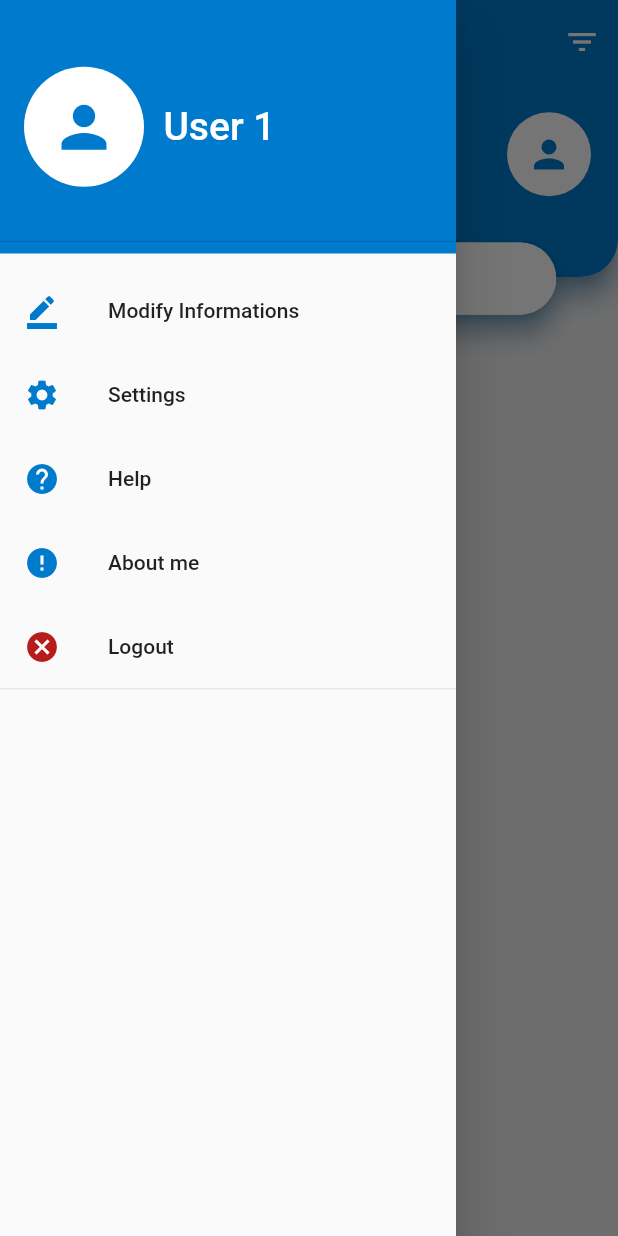
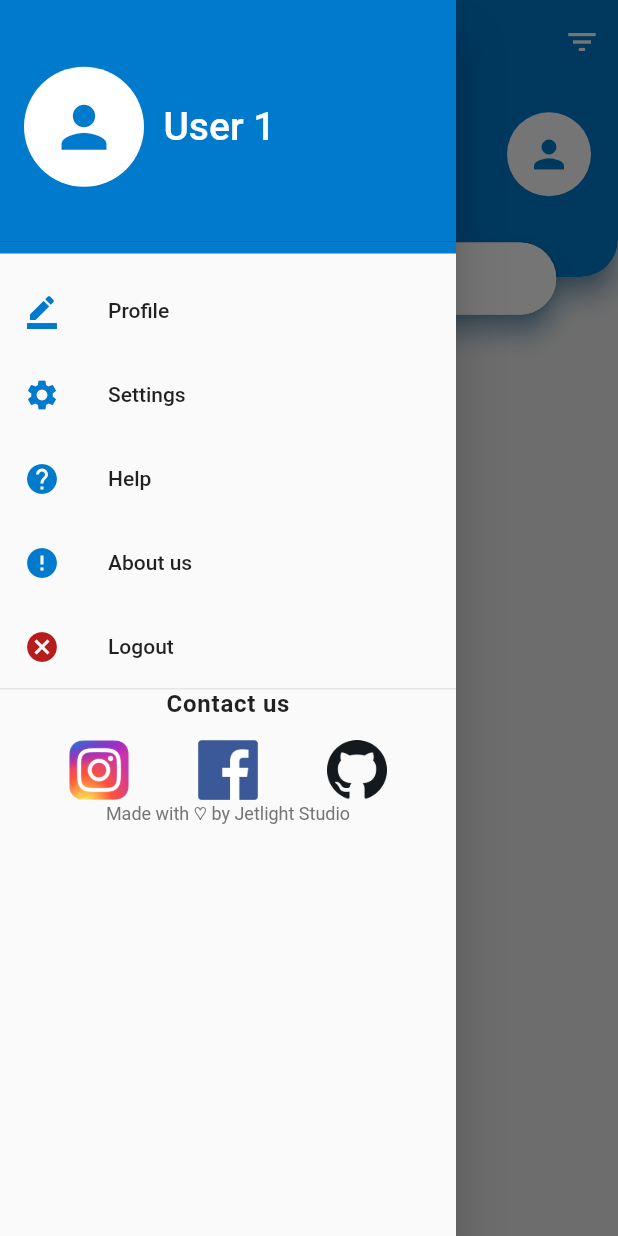
Before and after one commit to icegriffinguru/flutter-android-eshop, a Flutter app: the screen it shows after launch, with the side drawer open, on a phone screen of 412 x 824 dp. Run offline on Flutter 3.47's test engine with Material 2 defaults, Android fonts, the phone set to English and light mode, and no system bars; our stand-ins replace auto_size_text; network calls fail.

Commit message:
update design and adding assets

```diff
--- a/lib/screens/home.dart
+++ b/lib/screens/home.dart
@@ -47,6 +47,7 @@ class _HomeState extends State<Home> {
       backgroundColor: Colors.grey[200],
       drawer: Drawer(
         child: ListView(
+          shrinkWrap: true,
           children: <Widget>[
             Container(
               child: DrawerHeader(
@@ -74,9 +75,12 @@ class _HomeState extends State<Home> {
               )),
               color: mainColor,
             ),
+            Expanded(
+              child: Column(
+                children: <Widget>[
                   SizedBox(height: 10),
                   ListTile(
-              title: Text("Modify Informations"),
+                    title: Text("Profile"),
                     leading: Icon(
                       Icons.border_color,
                       color: mainColor,
@@ -97,7 +101,7 @@ class _HomeState extends State<Home> {
                     ),
                   ),
                   ListTile(
-              title: Text("About me"),
+                    title: Text("About us"),
                     leading: Icon(
                       Icons.error,
                       color: mainColor,
@@ -110,8 +114,41 @@ class _HomeState extends State<Home> {
                       color: Colors.red[900],
                     ),
                   ),
-            Divider(
-                height: 0.40
+                ],
+              ),
+            ),
+            Column(
+              children: <Widget>[
+                Divider(height: 0.40),
+                Center(
+                    child: Text(
+                  "Contact us",
+                  style: TextStyle(fontWeight: FontWeight.w700, fontSize: 16, letterSpacing: 0.5),
+                )),
+                SizedBox(height: 15),
+                Row(
+                  mainAxisAlignment: MainAxisAlignment.spaceEvenly,
+                  children: <Widget>[
+                    Image.asset(
+                      "assets/instagram.jpg",
+                      height: 40,
+                    ),
+                    Image.asset(
+                      "assets/facebook.jpg",
+                      height: 40,
+                    ),
+                    Image.asset(
+                      "assets/github.jpg",
+                      height: 40,
+                    ),
+                  ],
+                ),
+                Center(
+                    child: Text(
+                  "Made with ♡ by Jetlight Studio",
+                  style: TextStyle(fontSize: 12, fontWeight: FontWeight.w400, color: Colors.grey.shade600),
+                )),
+              ],
             ),
           ],
         ),
--- a/pubspec.yaml
+++ b/pubspec.yaml
@@ -48,9 +48,8 @@ flutter:
   uses-material-design: true
 
   # To add assets to your application, add an assets section, like this:
-  # assets:
-  #   - images/a_dot_burr.jpeg
-  #   - images/a_dot_ham.jpeg
+  assets:
+     - assets/
 
   # An image asset can refer to one or more resolution-specific "variants", see
   # https://flutter.dev/assets-and-images/#resolution-aware.
```
Also changed, not shown: assets/facebook.jpg (added), assets/github.jpg (added), assets/instagram.jpg (added). Lines whose indentation alone changed are shown as unchanged.
